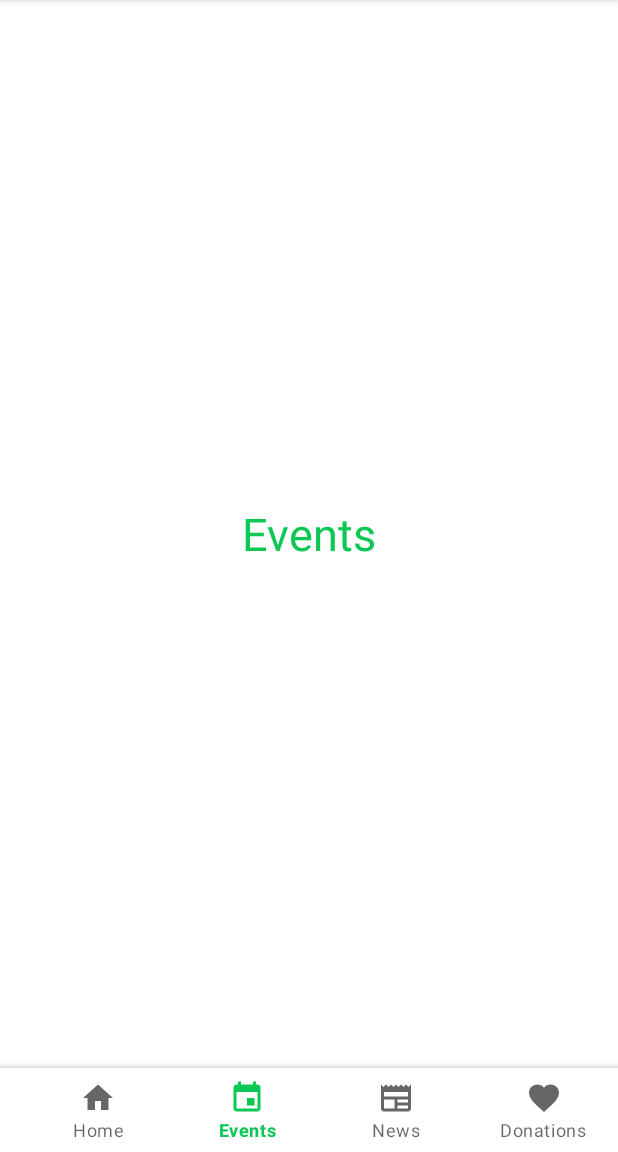
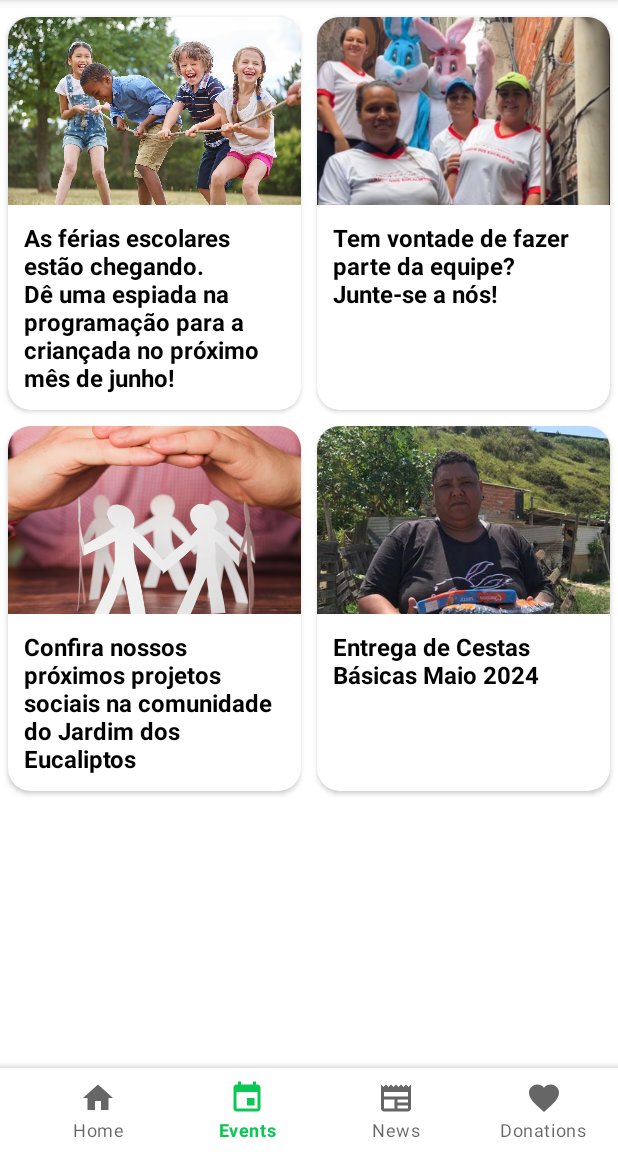
Before and after one commit to FelippePacomio/kotlin-jardim-dos-eucaliptos, an Android app: the screen it shows after launch (MainActivity), item 2 of the bottom bar chosen, on a phone screen of 412 x 824 dp, the part 84-1236 px from its top. Run offline under Robolectric (Android 15) with nearby library versions, the phone set to English and light mode, and no system bars.

Commit message:
Few adjustments in login section; Recycler View with GridLayout for EventsFragment

```diff
--- /dev/null
+++ b/app/src/main/java/com/example/pi_5_semestre/EventsAdapter.kt
@@ -0,0 +1,52 @@
+package com.example.pi_5_semestre
+
+import android.view.LayoutInflater
+import android.view.View
+import android.view.ViewGroup
+import android.widget.ImageView
+import android.widget.TextView
+import android.widget.Toast
+import androidx.cardview.widget.CardView
+import androidx.recyclerview.widget.RecyclerView
+
+class EventsAdapter constructor(
+    private val eventsList: List<EventsItem>
+) :
+    RecyclerView.Adapter<EventsAdapter.MyViewHolder>() {
+    private var listener: OnItemClickListener? = null
+
+    override fun onCreateViewHolder(parent: ViewGroup, viewType: Int): EventsAdapter.MyViewHolder {
+        val view = LayoutInflater.from(parent.context).inflate(R.layout.list_events, parent, false)
+        return MyViewHolder(view)
+    }
+
+    override fun onBindViewHolder(holder: EventsAdapter.MyViewHolder, position: Int) {
+        holder.eventsTitle.text = eventsList[position].eventsTitle
+        holder.eventsImage.setImageResource(eventsList[position].eventsImage)
+      /*  holder.cardView.setOnClickListener {
+            Toast.makeText(this, eventsList[position].eventsTitle, Toast.LENGTH_SHORT).show()
+        }*/
+            val currentItem = eventsList[position]
+            holder.itemView.setOnClickListener {
+                listener?.onItemClick(currentItem)
+            }
+    }
+
+    interface OnItemClickListener {
+        fun onItemClick(item: EventsItem)
+    }
+
+    fun setOnItemClickListener(listener: OnItemClickListener) {
+        this.listener = listener
+    }
+
+    override fun getItemCount(): Int {
+        return eventsList.size
+    }
+
+    class MyViewHolder(itemView: View) : RecyclerView.ViewHolder(itemView) {
+        val eventsTitle: TextView = itemView.findViewById(R.id.eventsTitle)
+        val eventsImage: ImageView = itemView.findViewById(R.id.eventsImage)
+        val cardView: CardView = itemView.findViewById(R.id.eventsCardView)
+    }
+}
--- a/app/src/main/java/com/example/pi_5_semestre/EventsFragment.kt
+++ b/app/src/main/java/com/example/pi_5_semestre/EventsFragment.kt
@@ -1,59 +1,63 @@
 package com.example.pi_5_semestre
 
 import android.os.Bundle
-import androidx.fragment.app.Fragment
 import android.view.LayoutInflater
 import android.view.View
 import android.view.ViewGroup
+import android.widget.Toast
+import androidx.fragment.app.Fragment
+import androidx.recyclerview.widget.GridLayoutManager
+import androidx.recyclerview.widget.RecyclerView
 
-// TODO: Rename parameter arguments, choose names that match
-// the fragment initialization parameters, e.g. ARG_ITEM_NUMBER
-private const val ARG_PARAM1 = "param1"
-private const val ARG_PARAM2 = "param2"
+class EventsFragment : Fragment() {
 
-/**
- * A simple [Fragment] subclass.
- * Use the [EventsFragment.newInstance] factory method to
- * create an instance of this fragment.
- */
-class EventsFragment : Fragment() {
-    // TODO: Rename and change types of parameters
-    private var param1: String? = null
-    private var param2: String? = null
+    private lateinit var eventsRecyclerView: RecyclerView
+    private lateinit var eventsAdapter: EventsAdapter
 
-    override fun onCreate(savedInstanceState: Bundle?) {
-        super.onCreate(savedInstanceState)
-        arguments?.let {
-            param1 = it.getString(ARG_PARAM1)
-            param2 = it.getString(ARG_PARAM2)
-        }
+    override fun onCreateView(
+        inflater: LayoutInflater,
+        container: ViewGroup?,
+        savedInstanceState: Bundle?
+    ): View? {
+        val rootView = inflater.inflate(R.layout.fragment_events, container, false)
+        val eventsList = generateEventsItems()
+
+        eventsRecyclerView = rootView.findViewById(R.id.eventsRecyclerView)
+        eventsRecyclerView.layoutManager = GridLayoutManager(requireContext(), 2)
+        eventsRecyclerView.setHasFixedSize(true)
+
+        eventsAdapter = EventsAdapter(eventsList)
+        eventsRecyclerView.adapter = eventsAdapter
+
+        return rootView
     }
 
-    override fun onCreateView(
-        inflater: LayoutInflater, container: ViewGroup?,
-        savedInstanceState: Bundle?
-    ): View? {
-        // Inflate the layout for this fragment
-        return inflater.inflate(R.layout.fragment_events, container, false)
-    }
-
-    companion object {
-        /**
-         * Use this factory method to create a new instance of
-         * this fragment using the provided parameters.
-         *
-         * @param param1 Parameter 1.
-         * @param param2 Parameter 2.
-         * @return A new instance of fragment ShortsFragment.
-         */
-        // TODO: Rename and change types and number of parameters
-        @JvmStatic
-        fun newInstance(param1: String, param2: String) =
-            EventsFragment().apply {
-                arguments = Bundle().apply {
-                    putString(ARG_PARAM1, param1)
-                    putString(ARG_PARAM2, param2)
-                }
-            }
+    private fun generateEventsItems(): List<EventsItem> {
+        val eventsItems = mutableListOf<EventsItem>()
+        eventsItems.add(
+            EventsItem(
+                R.drawable.ferias,
+                "As férias escolares estão chegando. Dê uma espiada na programação para a criançada no próximo mês de junho!"
+            )
+        )
+        eventsItems.add(
+            EventsItem(
+                R.drawable.facaparte,
+                "Tem vontade de fazer parte da equipe? Junte-se a nós!"
+            )
+        )
+        eventsItems.add(
+            EventsItem(
+                R.drawable.psocial,
+                "Confira nossos próximos projetos sociais na comunidade do Jardim dos Eucaliptos"
+            )
+        )
+        eventsItems.add(
+            EventsItem(
+                R.drawable.cestabasica,
+                "Entrega de Cestas Básicas Maio 2024"
+            )
+        )
+        return eventsItems
     }
 }
--- /dev/null
+++ b/app/src/main/java/com/example/pi_5_semestre/EventsItem.java
@@ -0,0 +1,20 @@
+package com.example.pi_5_semestre;
+
+public class EventsItem {
+
+    private int eventsImage;
+    private String eventsTitle;
+
+    public EventsItem(int eventsImage, String eventsTitle) {
+        this.eventsImage = eventsImage;
+        this.eventsTitle = eventsTitle;
+    }
+
+    public int getEventsImage() {
+        return eventsImage;
+    }
+
+    public String getEventsTitle() {
+        return eventsTitle;
+    }
+}
--- a/app/src/main/java/com/example/pi_5_semestre/NewsFragment.kt
+++ b/app/src/main/java/com/example/pi_5_semestre/NewsFragment.kt
@@ -56,7 +56,7 @@ class NewsFragment : Fragment() {
 
     private fun generateNewsItems(): List<NewsItem> {
         val newsItems = mutableListOf<NewsItem>()
-        newsItems.add(NewsItem(R.drawable.newsimage1, "Confira nossa agenda para a Páscoa 2024!"))
+        newsItems.add(NewsItem(R.drawable.pascoa02, "Confira como foi nossa Páscoa 2024!"))
         newsItems.add(
             NewsItem(
                 R.drawable.newsimage2,
@@ -75,7 +75,15 @@ class NewsFragment : Fragment() {
                 "Ainda não ouviu falar sobre nossa associação? Saiba um pouquinho sobre nossa história!"
             )
         )
+
+        newsItems.add(
+            NewsItem(
+                R.drawable.sorteio,
+                "Venha conferir o vencedor do sorteio do Ovo de Chocolate dessa Páscoa!"
+            )
+        )
         return newsItems
     }
 
+
 }
--- a/app/src/main/res/layout/fragment_events.xml
+++ b/app/src/main/res/layout/fragment_events.xml
@@ -1,16 +1,18 @@
 <?xml version="1.0" encoding="utf-8"?>
-<FrameLayout xmlns:android="http://schemas.android.com/apk/res/android"
+<androidx.constraintlayout.widget.ConstraintLayout xmlns:android="http://schemas.android.com/apk/res/android"
+    xmlns:app="http://schemas.android.com/apk/res-auto"
     xmlns:tools="http://schemas.android.com/tools"
     android:layout_width="match_parent"
     android:layout_height="match_parent"
     tools:context=".EventsFragment">
 
-    <!-- TODO: Update blank fragment layout -->
-    <TextView
+    <androidx.recyclerview.widget.RecyclerView
+        android:id="@+id/eventsRecyclerView"
         android:layout_width="match_parent"
-        android:layout_height="match_parent"
-        android:gravity="center"
-        android:text="Events"
-        android:textColor="@color/greenjc"
-        android:textSize="30dp" />
-</FrameLayout>
+        android:layout_height="0dp"
+        android:layout_marginTop="62dp"
+        app:layout_constraintBottom_toBottomOf="parent"
+        app:layout_constraintLeft_toLeftOf="parent"
+        app:layout_constraintRight_toRightOf="parent"
+        app:layout_constraintTop_toTopOf="parent" />
+</androidx.constraintlayout.widget.ConstraintLayout>
--- a/app/src/main/res/layout/fragment_login.xml
+++ b/app/src/main/res/layout/fragment_login.xml
@@ -13,8 +13,8 @@
     <androidx.cardview.widget.CardView
         android:layout_width="match_parent"
         android:layout_height="wrap_content"
-        android:layout_marginLeft="10dp"
-        android:layout_marginRight="10dp"
+        android:layout_marginLeft="16dp"
+        android:layout_marginRight="16dp"
         android:layout_marginTop="80dp"
         android:background="@drawable/custom_edittext"
         app:cardCornerRadius="30dp"
--- /dev/null
+++ b/app/src/main/res/layout/list_events.xml
@@ -0,0 +1,38 @@
+<?xml version="1.0" encoding="utf-8"?>
+<androidx.cardview.widget.CardView xmlns:android="http://schemas.android.com/apk/res/android"
+    xmlns:app="http://schemas.android.com/apk/res-auto"
+    android:id="@+id/eventsCardView"
+    android:layout_width="match_parent"
+    android:layout_height="wrap_content"
+    android:layout_margin="5dp"
+    android:padding="5dp"
+    app:cardBackgroundColor="@color/white"
+    app:cardCornerRadius="15dp">
+
+    <LinearLayout
+        android:layout_width="match_parent"
+        android:layout_height="wrap_content"
+        android:gravity="center"
+        android:orientation="vertical">
+
+        <ImageView
+            android:id="@+id/eventsImage"
+            android:layout_width="match_parent"
+            android:layout_height="125dp"
+            android:scaleType="centerCrop"
+            android:src="@drawable/newsimage1" />
+
+        <TextView
+            android:id="@+id/eventsTitle"
+            android:layout_width="wrap_content"
+            android:layout_height="wrap_content"
+            android:layout_margin="5dp"
+            android:padding="5dp"
+            android:text="Salve"
+            android:textColor="@color/black"
+            android:textSize="16sp"
+            android:textStyle="bold" />
+
+    </LinearLayout>
+
+</androidx.cardview.widget.CardView>
```
Also changed, not shown: app/src/main/java/com/example/pi_5_semestre/NewsAdapter.java (line endings or trailing spaces), app/src/main/res/drawable/cestabasica.png (added), app/src/main/res/drawable/facaparte.png (added), app/src/main/res/drawable/ferias.jpg (added), app/src/main/res/drawable/pascoa01.png (added), app/src/main/res/drawable/pascoa02.png (added), app/src/main/res/drawable/psocial.jpg (added), app/src/main/res/drawable/sorteio.png (added).
